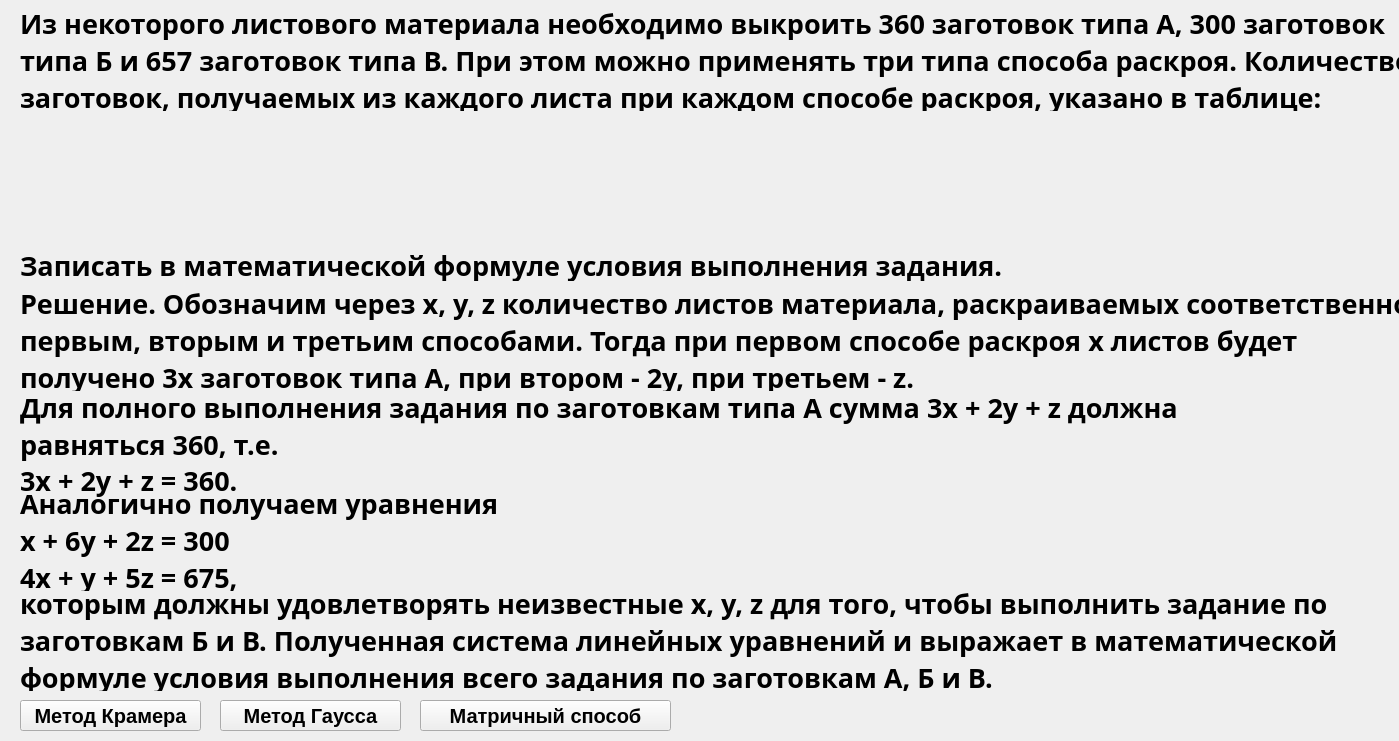
This is task.ui in ivanko337/GAVNO_EBUCHEE_BLYA_TUPIE_PIDORY- as Qt 5 draws it before an edit. The edited form follows.
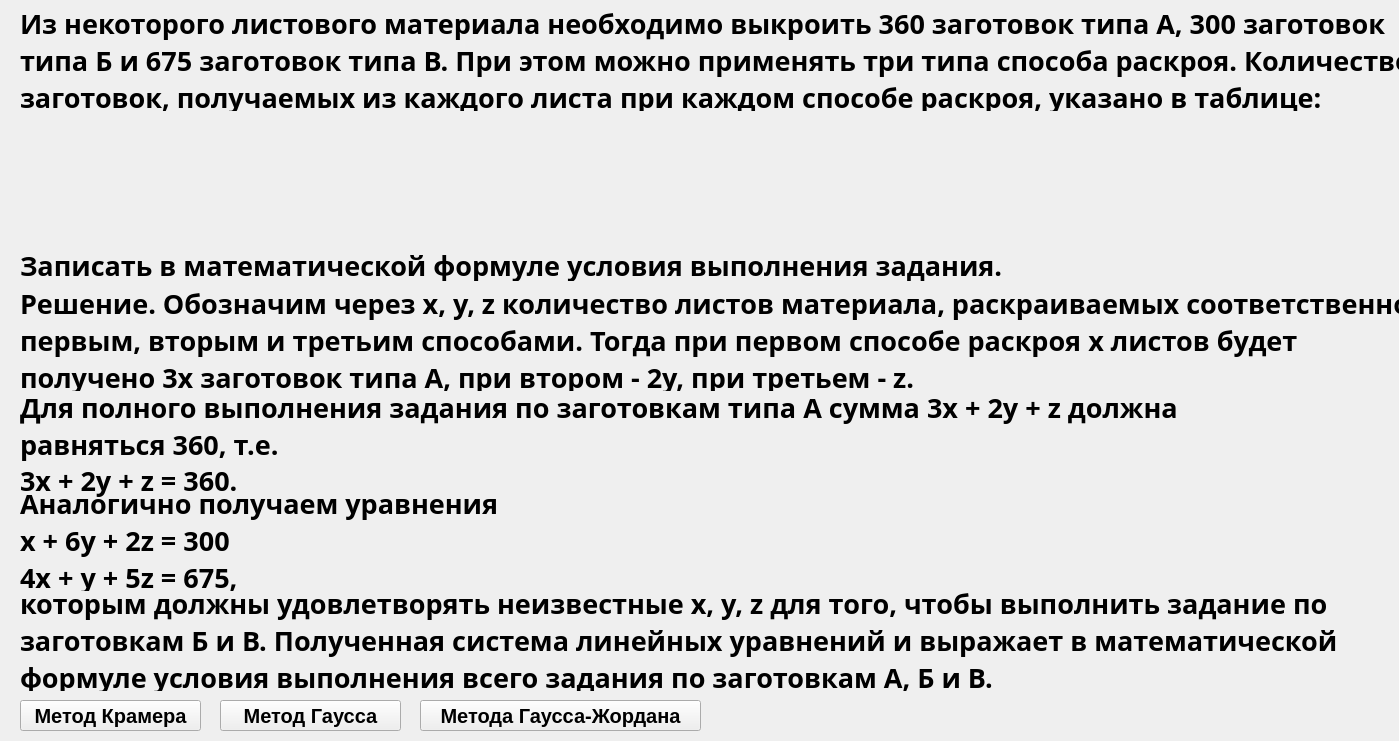
This is the edited form. Icons and pictures are not drawn.

```diff
--- a/task.ui
+++ b/task.ui
@@ -51,7 +51,7 @@
     </property>
     <property name="text">
      <string>Из некоторого листового материала необходимо выкроить 360 заготовок типа А, 300 заготовок
-типа Б и 657 заготовок типа В. При этом можно применять три типа способа раскроя. Количество
+типа Б и 675 заготовок типа В. При этом можно применять три типа способа раскроя. Количество
 заготовок, получаемых из каждого листа при каждом способе раскроя, указано в таблице:</string>
     </property>
    </widget>
@@ -255,7 +255,7 @@
      <rect>
       <x>420</x>
       <y>700</y>
-      <width>251</width>
+      <width>281</width>
       <height>31</height>
      </rect>
     </property>
@@ -267,7 +267,7 @@
      </font>
     </property>
     <property name="text">
-     <string>Матричный способ</string>
+     <string>Метода Гаусса-Жордана</string>
     </property>
    </widget>
   </widget>
```
Left out of the diff: 2 changed lines with no effect on the pictures.
